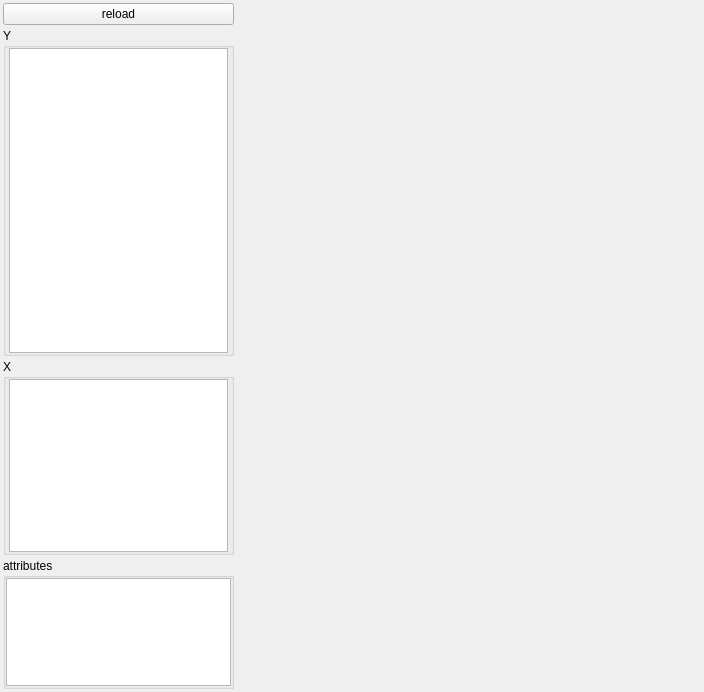
dean-nanomol/nanomol, file utils/hdf5_viewer.ui: the form before one commit.
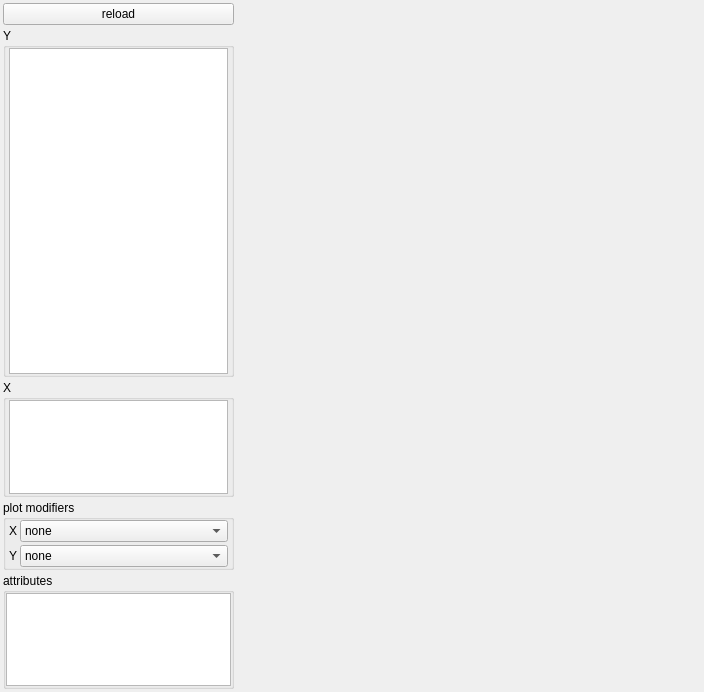
The form after the commit.

Diff of the .ui file:
```diff
--- a/utils/hdf5_viewer.ui
+++ b/utils/hdf5_viewer.ui
@@ -30,7 +30,7 @@
     <number>3</number>
    </property>
    <item>
-    <layout class="QVBoxLayout" name="verticalLayout" stretch="0,5,3,2">
+    <layout class="QVBoxLayout" name="verticalLayout" stretch="0,6,2,0,2">
      <property name="spacing">
       <number>3</number>
      </property>
@@ -133,6 +133,131 @@
        </layout>
       </widget>
      </item>
+     <item>
+      <widget class="QGroupBox" name="groupBox_3">
+       <property name="title">
+        <string>plot modifiers</string>
+       </property>
+       <layout class="QGridLayout" name="gridLayout">
+        <property name="leftMargin">
+         <number>3</number>
+        </property>
+        <property name="topMargin">
+         <number>0</number>
+        </property>
+        <property name="rightMargin">
+         <number>3</number>
+        </property>
+        <property name="bottomMargin">
+         <number>0</number>
+        </property>
+        <property name="spacing">
+         <number>3</number>
+        </property>
+        <item row="1" column="1">
+         <widget class="QComboBox" name="modifier_Y_comboBox">
+          <item>
+           <property name="text">
+            <string>none</string>
+           </property>
+          </item>
+          <item>
+           <property name="text">
+            <string>abs(x)</string>
+           </property>
+          </item>
+          <item>
+           <property name="text">
+            <string>sqrt(x)</string>
+           </property>
+          </item>
+          <item>
+           <property name="text">
+            <string>sqrt(abs(x))</string>
+           </property>
+          </item>
+          <item>
+           <property name="text">
+            <string>log10(x)</string>
+           </property>
+          </item>
+          <item>
+           <property name="text">
+            <string>log10(abs(x))</string>
+           </property>
+          </item>
+         </widget>
+        </item>
+        <item row="0" column="1">
+         <layout class="QHBoxLayout" name="horizontalLayout_2">
+          <property name="spacing">
+           <number>9</number>
+          </property>
+          <item>
+           <widget class="QComboBox" name="modifier_X_comboBox">
+            <item>
+             <property name="text">
+              <string>none</string>
+             </property>
+            </item>
+            <item>
+             <property name="text">
+              <string>abs(x)</string>
+             </property>
+            </item>
+            <item>
+             <property name="text">
+              <string>sqrt(x)</string>
+             </property>
+            </item>
+            <item>
+             <property name="text">
+              <string>sqrt(abs(x))</string>
+             </property>
+            </item>
+            <item>
+             <property name="text">
+              <string>log10(x)</string>
+             </property>
+            </item>
+            <item>
+             <property name="text">
+              <string>log10(abs(x))</string>
+             </property>
+            </item>
+           </widget>
+          </item>
+         </layout>
+        </item>
+        <item row="0" column="0">
+         <widget class="QLabel" name="label">
+          <property name="sizePolicy">
+           <sizepolicy hsizetype="Maximum" vsizetype="Preferred">
+            <horstretch>0</horstretch>
+            <verstretch>0</verstretch>
+           </sizepolicy>
+          </property>
+          <property name="text">
+           <string>X</string>
+          </property>
+         </widget>
+        </item>
+        <item row="1" column="0">
+         <widget class="QLabel" name="label_2">
+          <property name="sizePolicy">
+           <sizepolicy hsizetype="Maximum" vsizetype="Preferred">
+            <horstretch>0</horstretch>
+            <verstretch>0</verstretch>
+           </sizepolicy>
+          </property>
+          <property name="text">
+           <string>Y</string>
+          </property>
+         </widget>
+        </item>
+       </layout>
+      </widget>
+     </item>
      <item>
       <widget class="QGroupBox" name="groupBox_4">
        <property name="title">
```
